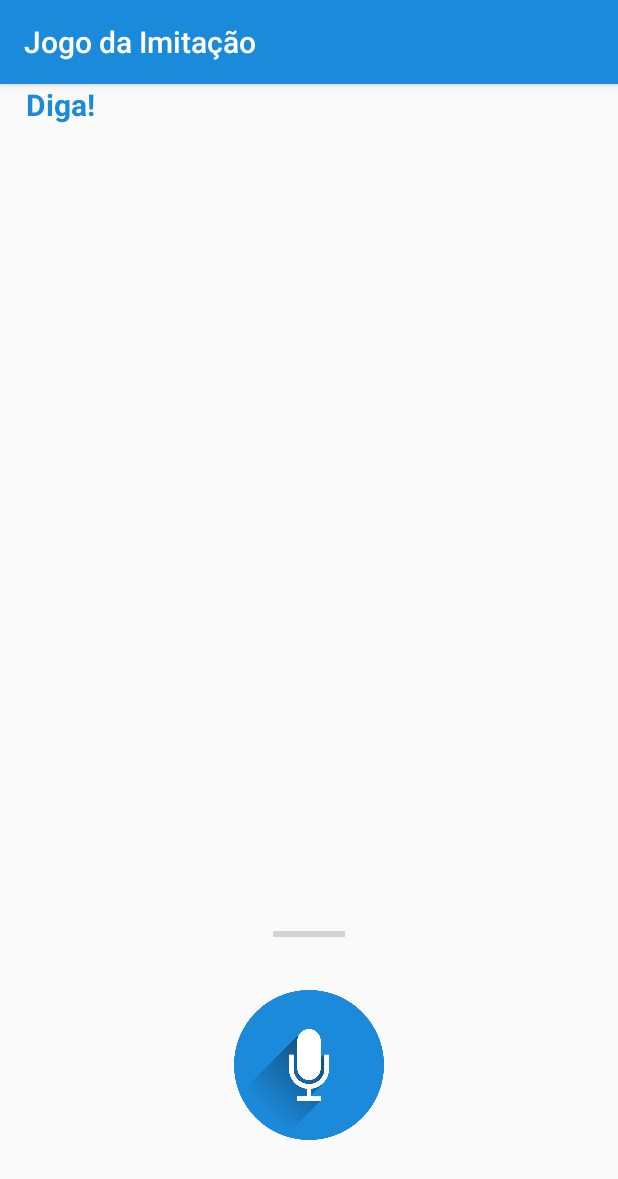
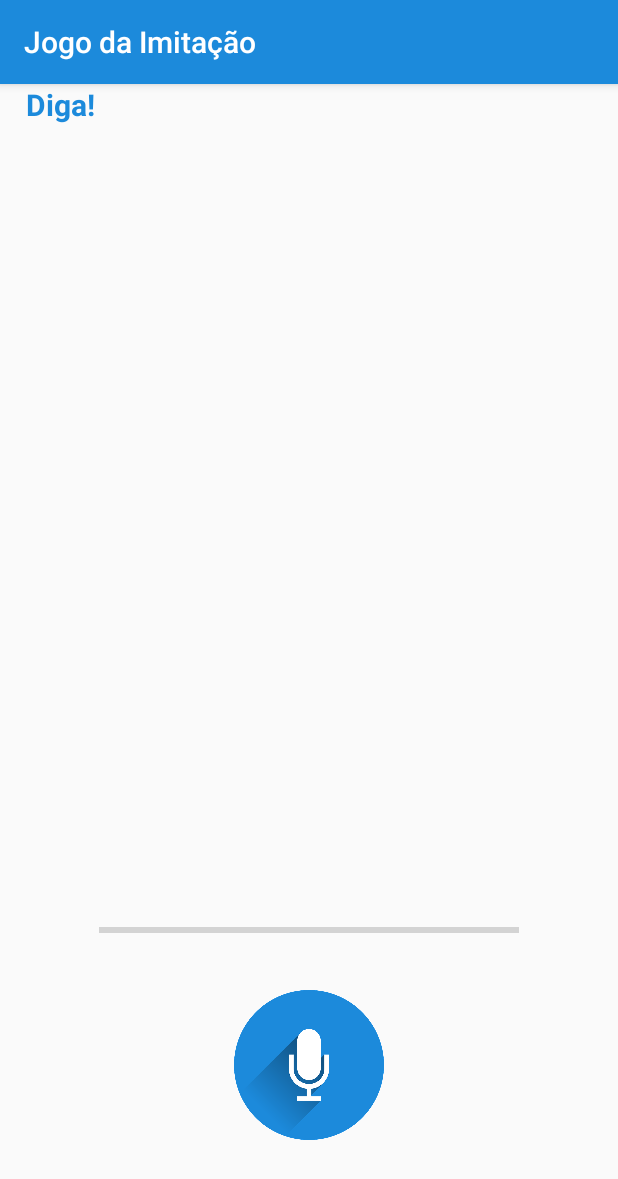
Before and after one commit to paulobazooka/jogo-da-imitacao, an Android app: the screen it shows after launch (MainActivity), on a phone screen of 412 x 824 dp. Shown: the top 1179 px of the screen. Run offline under Robolectric (Android 15) with nearby library versions, the phone set to English and light mode, and no system bars.

Commit message:
implementado funcionalidade de barra detectora de volume

```diff
--- a/app/src/main/java/apps/poo2017/com/br/jogodaimitao/constats/Comandos.java
+++ b/app/src/main/java/apps/poo2017/com/br/jogodaimitao/constants/Comandos.java
@@ -1,4 +1,4 @@
-package apps.poo2017.com.br.jogodaimitao.constats;
+package apps.poo2017.com.br.jogodaimitao.constants;
 
 /**
  * Enum para controle dos comandos de voz
@@ -14,7 +14,9 @@ public enum Comandos {
     AZUL_CLARO("azul claro"),
     AZUL_ESCURO("azul escuro"),
     VERMELHO("vermelho"),
-    VERDE("verde");
+    VERDE("verde"),
+    CINZA("cinza"),
+    PRETO("preto");
 
 
 
--- a/app/src/main/java/apps/poo2017/com/br/jogodaimitao/constats/Cores.java
+++ b/app/src/main/java/apps/poo2017/com/br/jogodaimitao/constants/Cores.java
@@ -1,4 +1,4 @@
-package apps.poo2017.com.br.jogodaimitao.constats;
+package apps.poo2017.com.br.jogodaimitao.constants;
 
 import apps.poo2017.com.br.jogodaimitao.R;
 
@@ -11,7 +11,9 @@ public enum Cores {
     AZUL_CLARO(R.color.light_blue),
     VERMELHO(R.color.red),
     AMARELO(R.color.yellow),
-    VERDE(R.color.green);
+    VERDE(R.color.green),
+    CINZA(R.color.gray),
+    PRETO(R.color.black);
 
     int cor;
 
--- a/app/src/main/java/apps/poo2017/com/br/jogodaimitao/constats/MicrophoneImage.java
+++ b/app/src/main/java/apps/poo2017/com/br/jogodaimitao/constants/MicrophoneImage.java
@@ -1,4 +1,4 @@
-package apps.poo2017.com.br.jogodaimitao.constats;
+package apps.poo2017.com.br.jogodaimitao.constants;
 
 import apps.poo2017.com.br.jogodaimitao.R;
 
--- a/app/src/main/java/apps/poo2017/com/br/jogodaimitao/control/MainControl.java
+++ b/app/src/main/java/apps/poo2017/com/br/jogodaimitao/control/MainControl.java
@@ -37,7 +37,10 @@ public class MainControl {
         }
     }
 
+    public void changeImageButton(){
+    }
+
     public void changeButtonImage(){
-        // implementar...
+
     }
 }
--- a/app/src/main/java/apps/poo2017/com/br/jogodaimitao/main/MainActivity.java
+++ b/app/src/main/java/apps/poo2017/com/br/jogodaimitao/main/MainActivity.java
@@ -1,27 +1,16 @@
 package apps.poo2017.com.br.jogodaimitao.main;
 
 import android.annotation.SuppressLint;
-import android.app.ActionBar;
-import android.graphics.Canvas;
-import android.graphics.Color;
-import android.graphics.ColorFilter;
-import android.graphics.drawable.ColorDrawable;
-import android.graphics.drawable.Drawable;
-import android.os.Build;
-import android.support.annotation.NonNull;
-import android.support.annotation.Nullable;
-import android.support.v4.content.ContextCompat;
 import android.support.v7.app.AppCompatActivity;
 import android.os.Bundle;
-import android.util.Log;
 import android.view.View;
 import android.widget.ImageButton;
 import android.widget.ProgressBar;
 import android.widget.TextView;
-import android.widget.Toast;
 
 import apps.poo2017.com.br.jogodaimitao.R;
-import apps.poo2017.com.br.jogodaimitao.constats.MicrophoneImage;
+import apps.poo2017.com.br.jogodaimitao.constants.Cores;
+import apps.poo2017.com.br.jogodaimitao.constants.MicrophoneImage;
 import apps.poo2017.com.br.jogodaimitao.speechtotext.SpeechToText;
 import apps.poo2017.com.br.jogodaimitao.texttoespeech.TexToSpeech;
 import apps.poo2017.com.br.jogodaimitao.viewholder.ViewHolder;
@@ -50,11 +39,11 @@ public class MainActivity extends AppCompatActivity implements View.OnClickListe
         this.mViewHolder.imageButton = (ImageButton) findViewById(R.id.imageButton);
         this.mViewHolder.textView = (TextView) findViewById(R.id.textView);
         this.mViewHolder.progressBar = (ProgressBar) findViewById(R.id.progressBar);
+        this.mViewHolder.progressBar.getIndeterminateDrawable().setColorFilter(0xFFFF0000, android.graphics.PorterDuff.Mode.MULTIPLY);
 
         if(!pressed_button){
             this.mViewHolder.imageButton.setBackgroundResource(MicrophoneImage.NORMAL_MODE.getMicrophoneId());
         }
-
 
         this.mViewHolder.imageButton.setOnClickListener(this);
 
@@ -71,6 +60,7 @@ public class MainActivity extends AppCompatActivity implements View.OnClickListe
 
             case (R.id.imageButton):
                 if(!pressed_button){
+                    mViewHolder.progressBar.setProgress(0);
                     mViewHolder.imageButton.setBackgroundResource(
                             MicrophoneImage.REC_MODE.getMicrophoneId());
                     texToSpeech.stopTalking();
--- a/app/src/main/res/layout/activity_main.xml
+++ b/app/src/main/res/layout/activity_main.xml
@@ -23,11 +23,9 @@
         <ProgressBar
             android:id="@+id/progressBar"
             style="?android:attr/progressBarStyleHorizontal"
-            android:layout_width="wrap_content"
-            android:layout_height="10dp"
+            android:layout_width="280dp"
+            android:layout_height="15dp"
             android:layout_above="@+id/imageButton"
-            android:layout_marginLeft="10dp"
-            android:layout_marginRight="10dp"
             android:layout_centerHorizontal="true"
             android:layout_marginBottom="32dp" />
 
```
Also changed, not shown: app/src/main/java/apps/poo2017/com/br/jogodaimitao/control/VoiceControl.java (+15 -10 lines), app/src/main/java/apps/poo2017/com/br/jogodaimitao/speechtotext/SpeechToText.java (+8 -0 lines).
